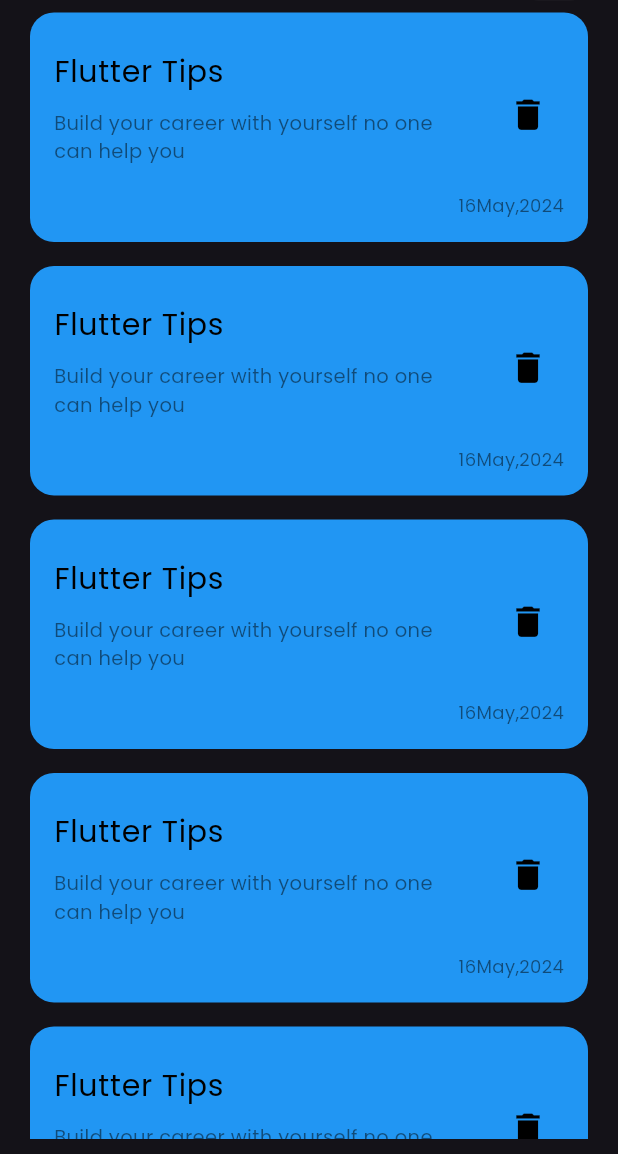
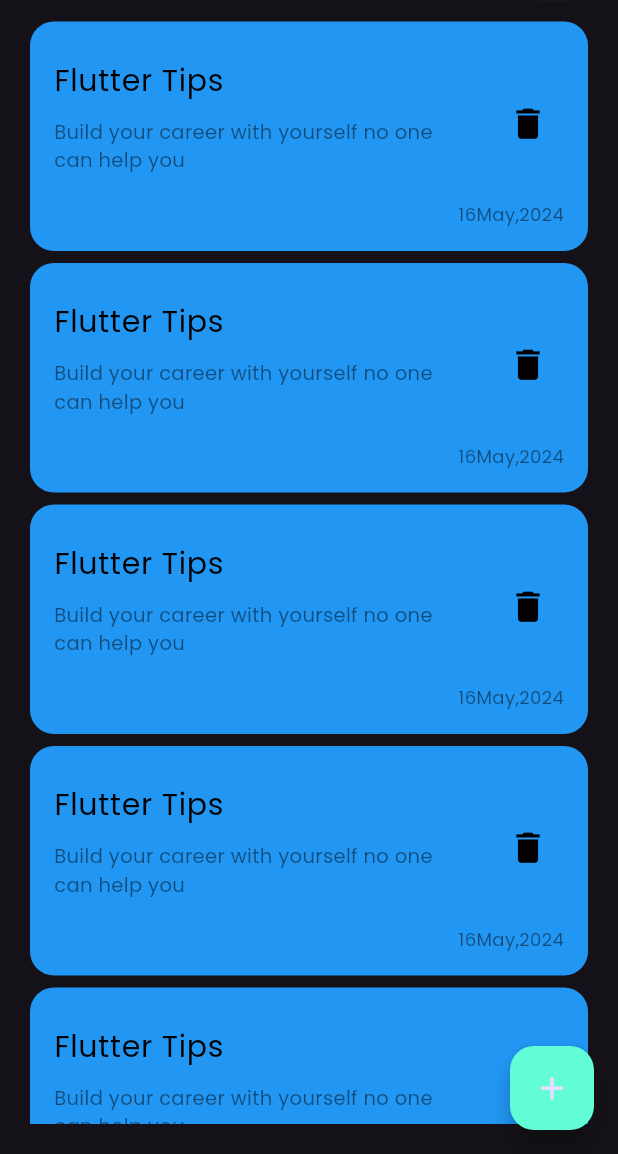
Before and after one commit to mohammed266/notes_app, a Flutter app: the screen it shows after launch, on a phone screen of 412 x 824 dp, the part 82-1236 px from its top. Run offline on Flutter 3.47's test engine with Material 3 defaults, Android fonts, the phone set to English and light mode, and no system bars.

Commit message:
create note bottom sheet

```diff
--- /dev/null
+++ b/lib/views/constants.dart
@@ -0,0 +1,5 @@
+
+
+import 'dart:ui';
+
+const kPrimaryColor = Color(0xff62fCD7);
--- a/lib/views/notes_view.dart
+++ b/lib/views/notes_view.dart
@@ -1,16 +1,29 @@
-
-
 import 'package:flutter/material.dart';
-import 'package:notes_app/views/widgets/notes_view_body.dart';
+import 'constants.dart';
+import 'widgets/add_note_bottom_sheet.dart';
+import 'widgets/notes_view_body.dart';
 
 class NotesView extends StatelessWidget {
   const NotesView({super.key});
 
   @override
   Widget build(BuildContext context) {
-    return  const SafeArea(
+    return SafeArea(
       child: Scaffold(
-        body: NotesViewBody(),
+        floatingActionButton: FloatingActionButton(
+          backgroundColor: kPrimaryColor,
+          onPressed: () {
+            showModalBottomSheet(
+              context: context,
+              builder: (context) => const AddNoteBottomSheet(),
+            );
+          },
+          child: const Icon(
+            Icons.add,
+            size: 25,
+          ),
+        ),
+        body: const NotesViewBody(),
       ),
     );
   }
--- a/lib/views/widgets/notes_listview.dart
+++ b/lib/views/widgets/notes_listview.dart
@@ -7,12 +7,16 @@ class NotesListview extends StatelessWidget {
 
   @override
   Widget build(BuildContext context) {
-    return ListView.builder(
-      itemBuilder: (_, index) => const Padding(
-        padding: EdgeInsets.symmetric(vertical: 8),
-        child: NoteItem(),
+    return Padding(
+      padding: const EdgeInsets.symmetric(vertical: 10),
+      child: ListView.builder(
+        padding: EdgeInsets.zero,
+        itemBuilder: (_, index) => const Padding(
+          padding: EdgeInsets.symmetric(vertical: 4),
+          child: NoteItem(),
+        ),
+        itemCount: 10,
       ),
-      itemCount: 10,
     );
   }
 }
```
Also changed, not shown: lib/views/widgets/add_note_bottom_sheet.dart (added, +34 -0 lines), lib/views/widgets/custom_button.dart (added, +28 -0 lines), lib/views/widgets/custom_text_field.dart (added, +35 -0 lines).
